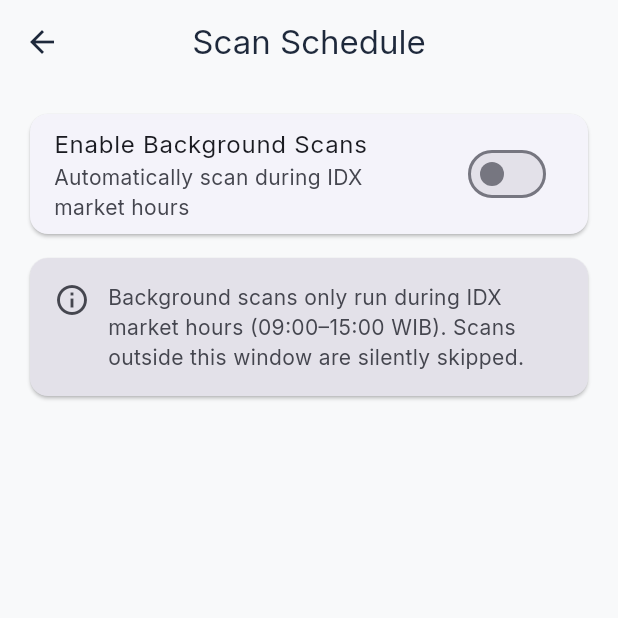
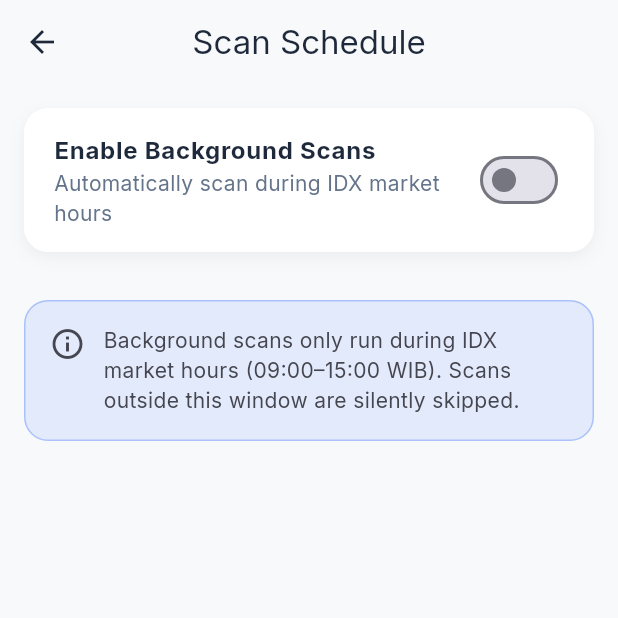
Before and after one commit to halixm-dev/stock-screener, a Flutter app: the SettingsScreen screen opened by its route, after a tap on "Scan Schedule", on a phone screen of 412 x 824 dp, the top half of it. Run offline on Flutter 3.47's test engine with Material 3 defaults, Android fonts, the phone set to English and light mode, and no system bars; our stand-ins replace bloc, equatable, flutter_bloc, flutter_local_notifications, go_router, google_fonts and 3 more; missing offline and left inert: workmanager; accounts and stored records are empty.

Commit message:
style(ui): apply premium aesthetics to screens
Replaced default Card widgets with custom styled Containers, applied multi-layered shadows and defined Google Fonts typography integration.

```diff
--- a/lib/ui/settings/scheduler_screen.dart
+++ b/lib/ui/settings/scheduler_screen.dart
@@ -6,6 +6,7 @@ import 'package:workmanager/workmanager.dart';
 import '../../application/notification_service.dart';
 import '../../state/config_cubit.dart';
 import '../../state/config_state.dart';
+import '../theme/design_tokens.dart';
 
 class SchedulerScreen extends StatelessWidget {
   const SchedulerScreen({super.key});
@@ -16,16 +17,26 @@ class SchedulerScreen extends StatelessWidget {
       appBar: AppBar(title: const Text('Scan Schedule')),
       body: BlocBuilder<ConfigCubit, ConfigState>(
         builder: (context, state) {
+          final tokens = Theme.of(context).extension<DesignTokens>()!;
+
           return ListView(
             padding: const EdgeInsets.all(16),
             children: [
               // ── Enable / Disable Card ──
-              Card(
+              Container(
+                decoration: BoxDecoration(
+                  color: tokens.surface30,
+                  borderRadius: BorderRadius.circular(16),
+                  boxShadow: tokens.cardShadow,
+                ),
                 child: SwitchListTile(
-                  title: const Text('Enable Background Scans'),
-                  subtitle: const Text(
+                  contentPadding: const EdgeInsets.symmetric(horizontal: 20, vertical: 8),
+                  title: Text('Enable Background Scans', style: TextStyle(fontWeight: FontWeight.bold, color: tokens.textPrimary)),
+                  subtitle: Text(
                     'Automatically scan during IDX market hours',
+                    style: TextStyle(color: tokens.textSecondary),
                   ),
+                  activeColor: tokens.accent10,
                   value: state.isBackgroundScanEnabled,
                   onChanged: (enabled) => _toggleBackgroundScan(
                     context,
@@ -35,19 +46,29 @@ class SchedulerScreen extends StatelessWidget {
                 ),
               ),
 
+              const SizedBox(height: 16),
+
               // ── Interval Card ──
               if (state.isBackgroundScanEnabled)
-                Card(
+                Container(
+                  decoration: BoxDecoration(
+                    color: tokens.surface30,
+                    borderRadius: BorderRadius.circular(16),
+                    boxShadow: tokens.cardShadow,
+                  ),
                   child: Padding(
-                    padding: const EdgeInsets.all(16),
+                    padding: const EdgeInsets.all(20),
                     child: Column(
                       crossAxisAlignment: CrossAxisAlignment.start,
                       children: [
                         Text(
                           'Scan Interval',
-                          style: Theme.of(context).textTheme.titleMedium,
+                          style: Theme.of(context).textTheme.titleMedium?.copyWith(
+                            color: tokens.textPrimary,
+                            fontWeight: FontWeight.bold,
+                          ),
                         ),
-                        const SizedBox(height: 12),
+                        const SizedBox(height: 16),
                         DropdownButtonFormField<int>(
                           initialValue: state.config.scanIntervalMinutes,
                           decoration: const InputDecoration(
@@ -93,9 +114,13 @@ class SchedulerScreen extends StatelessWidget {
                 ),
 
               // ── Info Card ──
-              const SizedBox(height: 8),
-              Card(
-                color: Theme.of(context).colorScheme.surfaceContainerHighest,
+              const SizedBox(height: 16),
+              Container(
+                decoration: BoxDecoration(
+                  color: tokens.accent10.withValues(alpha: 0.1),
+                  borderRadius: BorderRadius.circular(16),
+                  border: Border.all(color: tokens.accent10.withValues(alpha: 0.3)),
+                ),
                 child: Padding(
                   padding: const EdgeInsets.all(16),
                   child: Row(
--- a/lib/ui/settings/settings_screen.dart
+++ b/lib/ui/settings/settings_screen.dart
@@ -4,6 +4,7 @@ import 'package:go_router/go_router.dart';
 
 import '../../state/config_cubit.dart';
 import '../../state/config_state.dart';
+import '../theme/design_tokens.dart';
 
 /// Settings hub that links to Indicator Config, Scan Schedule,
 /// and Stock Universe sub-screens.
@@ -17,39 +18,56 @@ class SettingsScreen extends StatelessWidget {
       body: BlocBuilder<ConfigCubit, ConfigState>(
         builder: (context, state) {
           final config = state.config;
+          final tokens = Theme.of(context).extension<DesignTokens>()!;
 
           return ListView(
+            padding: const EdgeInsets.all(16),
+            children: [
+              Container(
+                decoration: BoxDecoration(
+                  color: tokens.surface30,
+                  borderRadius: BorderRadius.circular(16),
+                  boxShadow: tokens.cardShadow,
+                ),
+                child: Column(
                   children: [
                     // ── Indicator Config ──────────────────────────────
                     ListTile(
-                leading: const Icon(Icons.tune),
-                title: const Text('Indicator Config'),
+                      contentPadding: const EdgeInsets.symmetric(horizontal: 20, vertical: 8),
+                      leading: Icon(Icons.tune, color: tokens.accent10),
+                      title: Text('Indicator Config', style: TextStyle(fontWeight: FontWeight.bold, color: tokens.textPrimary)),
                       subtitle: Text(
                         'Leading: ${config.leadingIndicator} · '
                         '${config.confirmations.length} confirmations',
+                        style: TextStyle(color: tokens.textSecondary),
                       ),
-                trailing: const Icon(Icons.chevron_right),
+                      trailing: Icon(Icons.chevron_right, color: tokens.textSecondary),
                       onTap: () => context.push('/settings/indicators'),
                     ),
-              const Divider(),
+                    Divider(height: 1, indent: 20, endIndent: 20, color: tokens.textSecondary.withValues(alpha: 0.2)),
 
                     // ── Scan Schedule ─────────────────────────────────
                     ListTile(
-                leading: const Icon(Icons.schedule),
-                title: const Text('Scan Schedule'),
-                subtitle: Text(_scanScheduleSubtitle(state)),
-                trailing: const Icon(Icons.chevron_right),
+                      contentPadding: const EdgeInsets.symmetric(horizontal: 20, vertical: 8),
+                      leading: Icon(Icons.schedule, color: tokens.accent10),
+                      title: Text('Scan Schedule', style: TextStyle(fontWeight: FontWeight.bold, color: tokens.textPrimary)),
+                      subtitle: Text(_scanScheduleSubtitle(state), style: TextStyle(color: tokens.textSecondary)),
+                      trailing: Icon(Icons.chevron_right, color: tokens.textSecondary),
                       onTap: () => context.push('/settings/schedule'),
                     ),
-              const Divider(),
+                    Divider(height: 1, indent: 20, endIndent: 20, color: tokens.textSecondary.withValues(alpha: 0.2)),
 
                     // ── Stock Universe ────────────────────────────────
                     ListTile(
-                leading: const Icon(Icons.public),
-                title: const Text('Stock Universe'),
-                subtitle: Text(_universeSubtitle(state)),
-                trailing: const Icon(Icons.chevron_right),
+                      contentPadding: const EdgeInsets.symmetric(horizontal: 20, vertical: 8),
+                      leading: Icon(Icons.public, color: tokens.accent10),
+                      title: Text('Stock Universe', style: TextStyle(fontWeight: FontWeight.bold, color: tokens.textPrimary)),
+                      subtitle: Text(_universeSubtitle(state), style: TextStyle(color: tokens.textSecondary)),
+                      trailing: Icon(Icons.chevron_right, color: tokens.textSecondary),
                       onTap: () => context.push('/settings/universe'),
+                    ),
+                  ],
+                ),
               ),
             ],
           );
```
Also changed, not shown: lib/ui/config/indicator_config_screen.dart (+31 -11 lines), lib/ui/results_screen.dart (+35 -22 lines), lib/ui/settings/universe_screen.dart (+25 -12 lines). Lines whose indentation alone changed are shown as unchanged.
